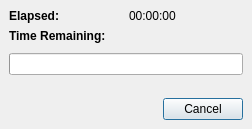
Before: the Qt Designer form avidemux/qt4/ADM_userInterfaces/ADM_dialog/working.ui in mean00/avidemux2, drawn with Qt 5.
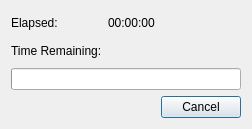
After: the same form once the commit is applied.

Commit message: [Qt/working] Simplify dialog by using grid layout and dialog button box, use the default font weight across all labels

Diff of the .ui file:
```diff
--- a/avidemux/qt4/ADM_userInterfaces/ADM_dialog/working.ui
+++ b/avidemux/qt4/ADM_userInterfaces/ADM_dialog/working.ui
@@ -12,208 +12,60 @@
   <property name="windowTitle" >
    <string>Processing</string>
   </property>
-  <layout class="QVBoxLayout" >
-   <property name="spacing" >
-    <number>6</number>
-   </property>
-   <property name="leftMargin" >
-    <number>9</number>
-   </property>
-   <property name="topMargin" >
-    <number>9</number>
-   </property>
-   <property name="rightMargin" >
-    <number>9</number>
-   </property>
-   <property name="bottomMargin" >
-    <number>9</number>
-   </property>
-   <item>
-    <layout class="QHBoxLayout" >
-     <property name="spacing" >
-      <number>6</number>
+  <layout class="QGridLayout" name="gridLayout">
+   <item row="0" column="0">
+    <widget class="QLabel" name="label_2">
+     <property name="text">
+      <string>Elapsed:</string>
      </property>
-     <property name="leftMargin" >
-      <number>0</number>
+    </widget>
+   </item>
+   <item row="0" column="1">
+    <widget class="QLabel" name="labelElapsed">
+     <property name="sizePolicy">
+      <sizepolicy hsizetype="Expanding" vsizetype="Preferred">
+       <horstretch>0</horstretch>
+       <verstretch>0</verstretch>
+      </sizepolicy>
      </property>
-     <property name="topMargin" >
-      <number>0</number>
+     <property name="text">
+      <string>00:00:00</string>
      </property>
-     <property name="rightMargin" >
-      <number>0</number>
+    </widget>
+   </item>
+   <item row="1" column="0">
+    <widget class="QLabel" name="label_1">
+     <property name="text">
+      <string>Time Remaining:</string>
      </property>
-     <property name="bottomMargin" >
-      <number>0</number>
-     </property>
-     <item>
-      <layout class="QVBoxLayout" >
-       <property name="spacing" >
-        <number>6</number>
-       </property>
-       <property name="leftMargin" >
-        <number>0</number>
-       </property>
-       <property name="topMargin" >
-        <number>0</number>
-       </property>
-       <property name="rightMargin" >
-        <number>0</number>
-       </property>
-       <property name="bottomMargin" >
-        <number>0</number>
-       </property>
-       <item>
-        <widget class="QLabel" name="label_2" >
-         <property name="font" >
-          <font>
-           <weight>75</weight>
-           <italic>false</italic>
-           <bold>true</bold>
-           <underline>false</underline>
-           <strikeout>false</strikeout>
-          </font>
-         </property>
-         <property name="text" >
-          <string>Elapsed:</string>
-         </property>
-        </widget>
-       </item>
-       <item>
-        <widget class="QLabel" name="label_1" >
-         <property name="sizePolicy" >
-          <sizepolicy vsizetype="Preferred" hsizetype="Preferred" >
-           <horstretch>0</horstretch>
-           <verstretch>0</verstretch>
-          </sizepolicy>
-         </property>
-         <property name="font" >
-          <font>
-           <weight>75</weight>
-           <italic>false</italic>
-           <bold>true</bold>
-           <underline>false</underline>
-           <strikeout>false</strikeout>
-          </font>
-         </property>
-         <property name="text" >
-          <string>Time Remaining:</string>
-         </property>
-        </widget>
-       </item>
-      </layout>
-     </item>
-     <item>
-      <layout class="QVBoxLayout" >
-       <property name="spacing" >
-        <number>6</number>
-       </property>
-       <property name="leftMargin" >
-        <number>0</number>
-       </property>
-       <property name="topMargin" >
-        <number>0</number>
-       </property>
-       <property name="rightMargin" >
-        <number>0</number>
-       </property>
-       <property name="bottomMargin" >
-        <number>0</number>
-       </property>
-       <item>
-        <widget class="QLabel" name="labelElapsed" >
-         <property name="text" >
-          <string>00:00:00</string>
-         </property>
-        </widget>
-       </item>
-       <item>
-        <widget class="QLabel" name="labelTimeLeft" >
-         <property name="text" >
-          <string/>
-         </property>
-        </widget>
-       </item>
-      </layout>
-     </item>
-    </layout>
+    </widget>
    </item>
-   <item>
-    <spacer>
-     <property name="orientation" >
-      <enum>Qt::Vertical</enum>
+   <item row="1" column="1">
+    <widget class="QLabel" name="labelTimeLeft">
+     <property name="sizePolicy">
+      <sizepolicy hsizetype="Expanding" vsizetype="Preferred">
+       <horstretch>0</horstretch>
+       <verstretch>0</verstretch>
+      </sizepolicy>
      </property>
-     <property name="sizeHint" >
-      <size>
-       <width>20</width>
-       <height>8</height>
-      </size>
+     <property name="text">
+      <string/>
      </property>
-    </spacer>
+    </widget>
    </item>
-   <item>
+   <item row="2" column="0" colspan="2">
     <widget class="QProgressBar" name="progressBar" >
      <property name="orientation" >
       <enum>Qt::Horizontal</enum>
      </property>
     </widget>
    </item>
-   <item>
-    <spacer>
-     <property name="orientation" >
-      <enum>Qt::Vertical</enum>
+   <item row="3" column="0" colspan="2">
+    <widget class="QDialogButtonBox" name="buttonBox">
+     <property name="standardButtons">
+      <set>QDialogButtonBox::Cancel</set>
      </property>
-     <property name="sizeHint" >
-      <size>
-       <width>20</width>
-       <height>20</height>
-      </size>
-     </property>
-    </spacer>
-   </item>
-   <item>
-    <layout class="QHBoxLayout" >
-     <property name="spacing" >
-      <number>6</number>
-     </property>
-     <property name="leftMargin" >
-      <number>0</number>
-     </property>
-     <property name="topMargin" >
-      <number>0</number>
-     </property>
-     <property name="rightMargin" >
-      <number>0</number>
-     </property>
-     <property name="bottomMargin" >
-      <number>0</number>
-     </property>
-     <item>
-      <spacer>
-       <property name="orientation" >
-        <enum>Qt::Horizontal</enum>
-       </property>
-       <property name="sizeHint" >
-        <size>
-         <width>40</width>
-         <height>20</height>
-        </size>
-       </property>
-      </spacer>
-     </item>
-     <item>
-      <widget class="QPushButton" name="buttonCancel" >
-       <property name="sizePolicy" >
-        <sizepolicy vsizetype="Fixed" hsizetype="Minimum" >
-         <horstretch>0</horstretch>
-         <verstretch>0</verstretch>
-        </sizepolicy>
-       </property>
-       <property name="text" >
-        <string>Cancel</string>
-       </property>
-      </widget>
-     </item>
-    </layout>
+    </widget>
    </item>
   </layout>
  </widget>
```
The commit also changes 2 other files.
